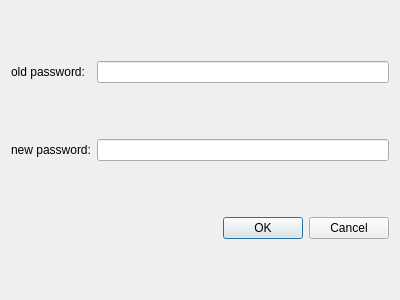
First picture: the form in client/passwordresetdialog.ui, repository gitjip/microtrade, before the edit.
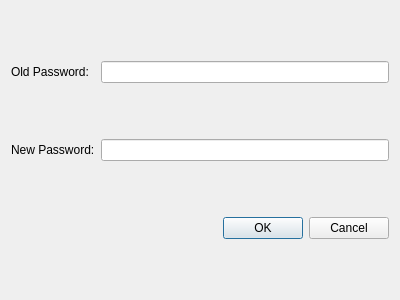
Second picture: the form after the edit.

```diff
--- a/client/passwordresetdialog.ui
+++ b/client/passwordresetdialog.ui
@@ -17,7 +17,7 @@
    <item row="0" column="0">
     <widget class="QLabel" name="oldLabel">
      <property name="text">
-      <string>old password:</string>
+      <string>Old Password:</string>
      </property>
     </widget>
    </item>
@@ -34,7 +34,7 @@
    <item row="1" column="0">
     <widget class="QLabel" name="newLabel">
      <property name="text">
-      <string>new password:</string>
+      <string>New Password:</string>
      </property>
     </widget>
    </item>
```
